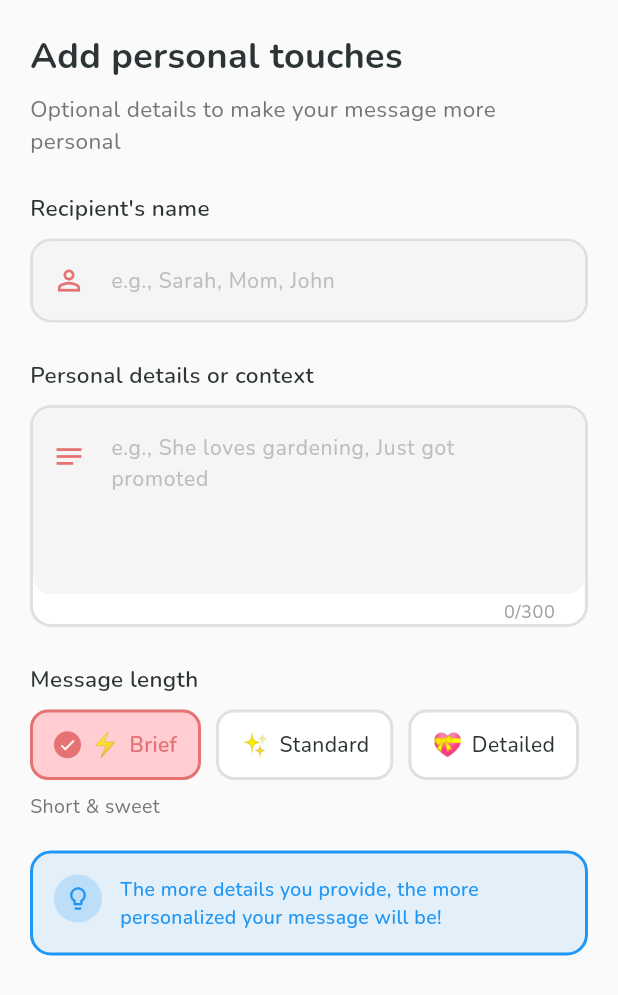
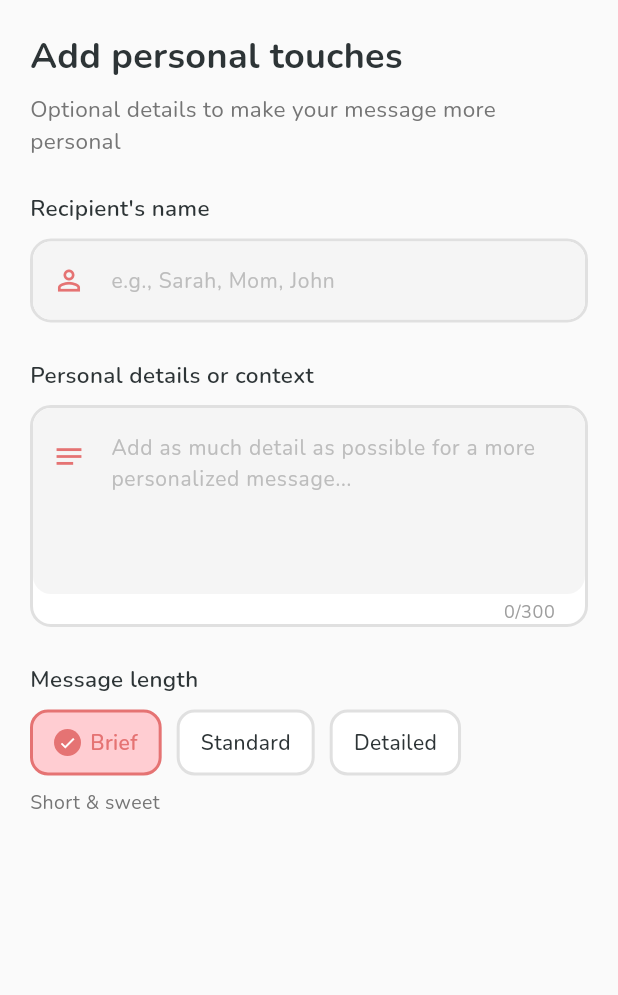
Before and after one commit to jarrydaubert/prosepal, a Flutter app: the DetailsInput widget shown alone on an empty page, opened directly with empty values, on a phone screen of 412 x 824 dp. Shown: the top 995 px of the screen. Run offline on Flutter 3.47's test engine with Material 3 defaults, Android fonts, the phone set to English and light mode, and no system bars; our stand-ins replace device_info_plus, firebase_ai, firebase_core, firebase_crashlytics, flutter_animate, flutter_native_splash and 13 more; missing offline and left inert: firebase_app_check, purchases_flutter, purchases_ui_flutter, screen_secure; accounts and stored records are empty.

Commit message:
fix: UI improvements for history and generate screens
History screen:
- Show recipient name as heading if available
- Fall back to 'Tone Relationship' if no name
- Subtitle now shows occasion + date

Generate screen (details step):
- Remove emojis from length selector (prevents wrapping on iPhone 14 Pro)
- Remove blue tip card
- Move tip text to placeholder in personal details field

Co-authored-by: factory-droid[bot] <138933559+factory-droid[bot]@users.noreply.github.com>

```diff
--- a/lib/features/generate/widgets/details_input.dart
+++ b/lib/features/generate/widgets/details_input.dart
@@ -117,7 +117,8 @@ class _DetailsInputState extends State<DetailsInput> {
             const SizedBox(height: 10),
             _StyledTextField(
               controller: _detailsController,
-              hintText: 'e.g., She loves gardening, Just got promoted',
+              hintText:
+                  'Add as much detail as possible for a more personalized message...',
               icon: Icons.notes_outlined,
               maxLines: 4,
               maxLength: 300,
@@ -144,10 +145,6 @@ class _DetailsInputState extends State<DetailsInput> {
               widget.selectedLength.description,
               style: TextStyle(fontSize: 13, color: Colors.grey[600]),
             ),
-            const SizedBox(height: 20),
-
-            // Tip card
-            _TipCard(),
           ],
         ),
       ),
@@ -271,8 +268,6 @@ class _LengthSelector extends StatelessWidget {
                           color: Colors.white,
                         ),
                       ),
-                    Text(length.emoji, style: const TextStyle(fontSize: 16)),
-                    const SizedBox(width: 6),
                     Text(
                       length.label,
                       style: TextStyle(
@@ -295,46 +290,3 @@ class _LengthSelector extends StatelessWidget {
     );
   }
 }
-
-class _TipCard extends StatelessWidget {
-  @override
-  Widget build(BuildContext context) {
-    return Container(
-      padding: const EdgeInsets.all(14),
-      decoration: BoxDecoration(
-        color: AppColors.info.withValues(alpha: 0.1),
-        borderRadius: BorderRadius.circular(14),
-        border: Border.all(color: AppColors.info, width: 2),
-      ),
-      child: Row(
-        crossAxisAlignment: CrossAxisAlignment.start,
-        children: [
-          Container(
-            width: 32,
-            height: 32,
-            decoration: BoxDecoration(
-              color: AppColors.info.withValues(alpha: 0.2),
-              shape: BoxShape.circle,
-            ),
-            child: const Icon(
-              Icons.lightbulb_outline,
-              color: AppColors.info,
-              size: 18,
-            ),
-          ),
-          const SizedBox(width: 12),
-          const Expanded(
-            child: Text(
-              'The more details you provide, the more personalized your message will be!',
-              style: TextStyle(
-                fontSize: 13,
-                color: AppColors.info,
-                fontWeight: FontWeight.w500,
-              ),
-            ),
-          ),
-        ],
-      ),
-    );
-  }
-}
--- a/lib/features/history/history_screen.dart
+++ b/lib/features/history/history_screen.dart
@@ -557,7 +557,9 @@ class _HistoryCardState extends State<_HistoryCard> {
                         crossAxisAlignment: CrossAxisAlignment.start,
                         children: [
                           Text(
-                            '${occasion.label} - ${result.relationship.label}',
+                            result.recipientName?.isNotEmpty == true
+                                ? result.recipientName!
+                                : '${result.tone.label} ${result.relationship.label}',
                             style: const TextStyle(
                               fontSize: 15,
                               fontWeight: FontWeight.bold,
@@ -566,7 +568,7 @@ class _HistoryCardState extends State<_HistoryCard> {
                           ),
                           const SizedBox(height: 2),
                           Text(
-                            '${result.tone.label} • ${_formatDate(widget.item.savedAt)}',
+                            '${occasion.label} • ${_formatDate(widget.item.savedAt)}',
                             style: TextStyle(
                               fontSize: 12,
                               color: Colors.grey[600],
```
